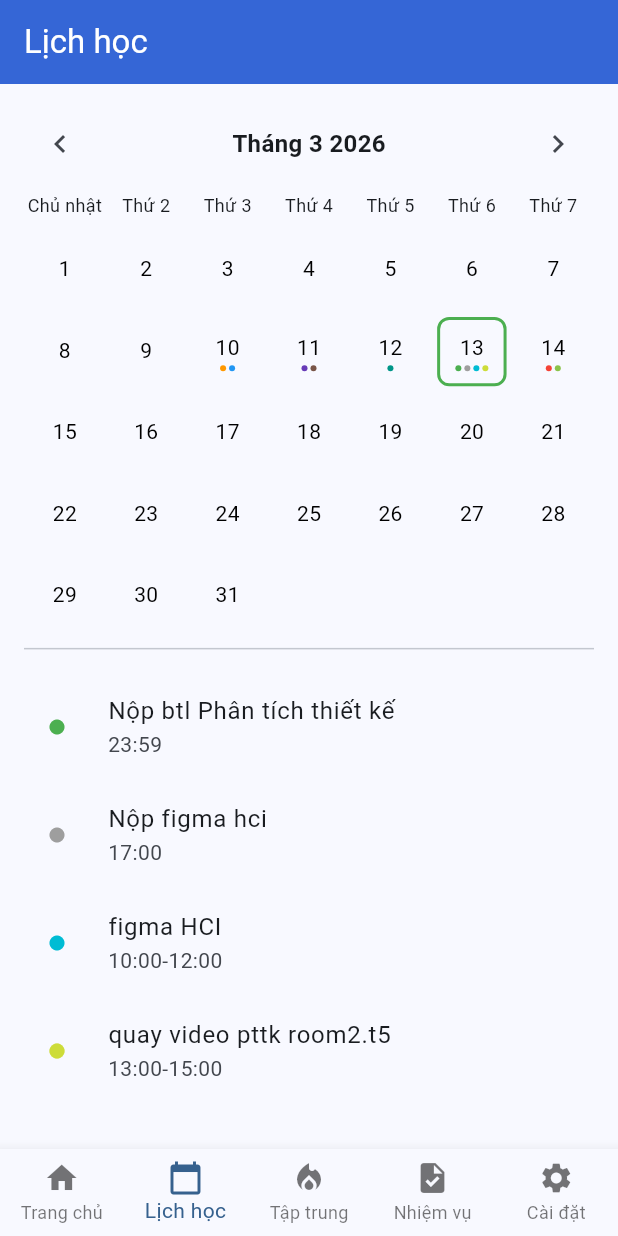
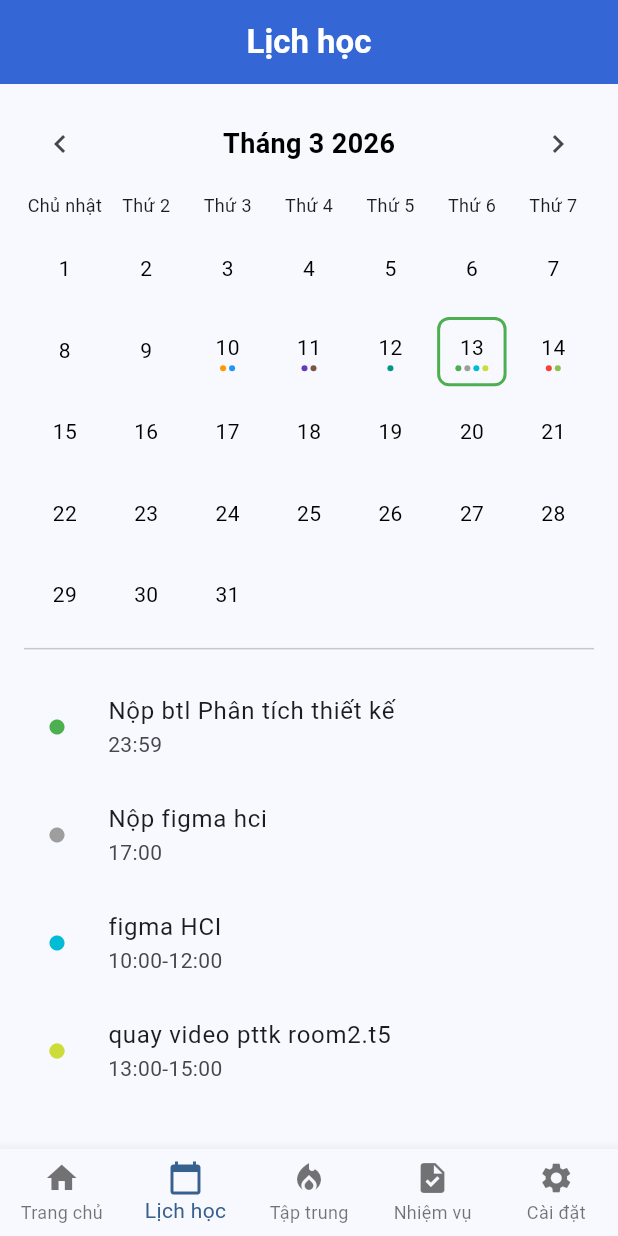
Before and after one commit to vuonglinh491/2025_2_LTTBDD_N02_Nhom_16, a Flutter app: the screen it shows after launch, item 2 of the bottom bar chosen, on a phone screen of 412 x 824 dp. Run offline on Flutter 3.47's test engine with Material 3 defaults, Android fonts, the phone set to English and light mode, and no system bars.

Commit message:
update lịch học

```diff
--- a/lib/pages/schedule.dart
+++ b/lib/pages/schedule.dart
@@ -231,8 +231,10 @@ class _ScheduleState extends State<Schedule> {
           'Lịch học',
           style: TextStyle(
             color: Colors.white,
+            fontWeight: FontWeight.bold,
           )
         ),
+        centerTitle: true,
         backgroundColor: Color(0xff3566D6),
 
       ),
@@ -262,8 +264,9 @@ class _ScheduleState extends State<Schedule> {
                 Text(
                   'Tháng $thang $nam',
                   style: TextStyle(
-                    fontSize: 16,
+                    fontSize: 18,
                     fontWeight: FontWeight.bold,
+                    color: Colors.black,
                   ),
                 ),
 
```
Also changed, not shown: lib/pages/notification.dart (added).
